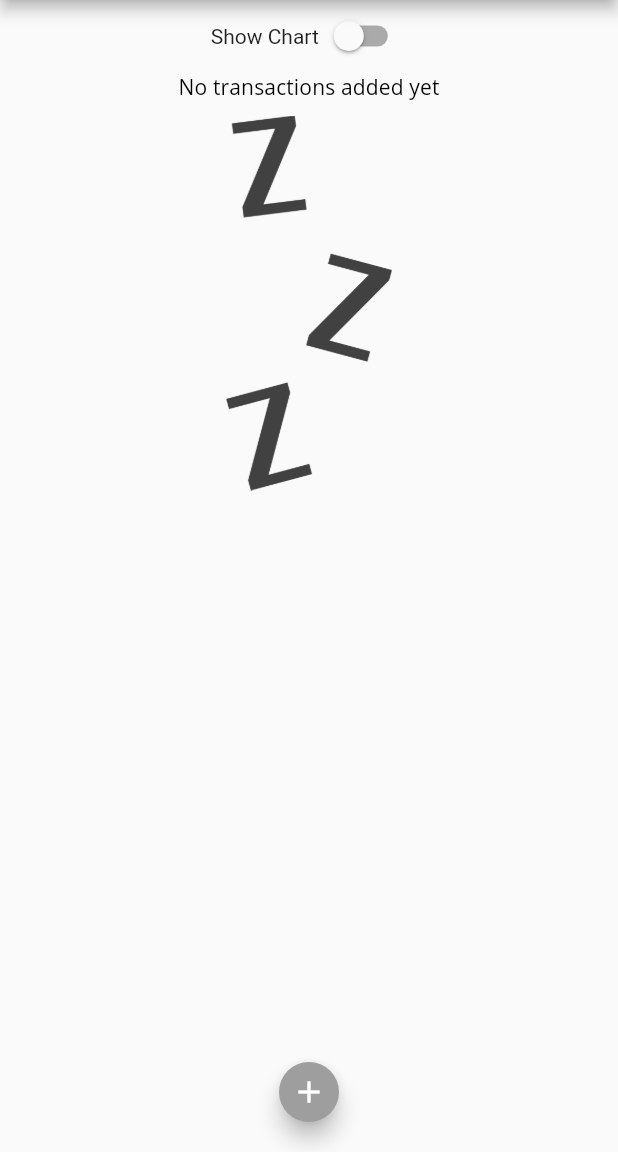
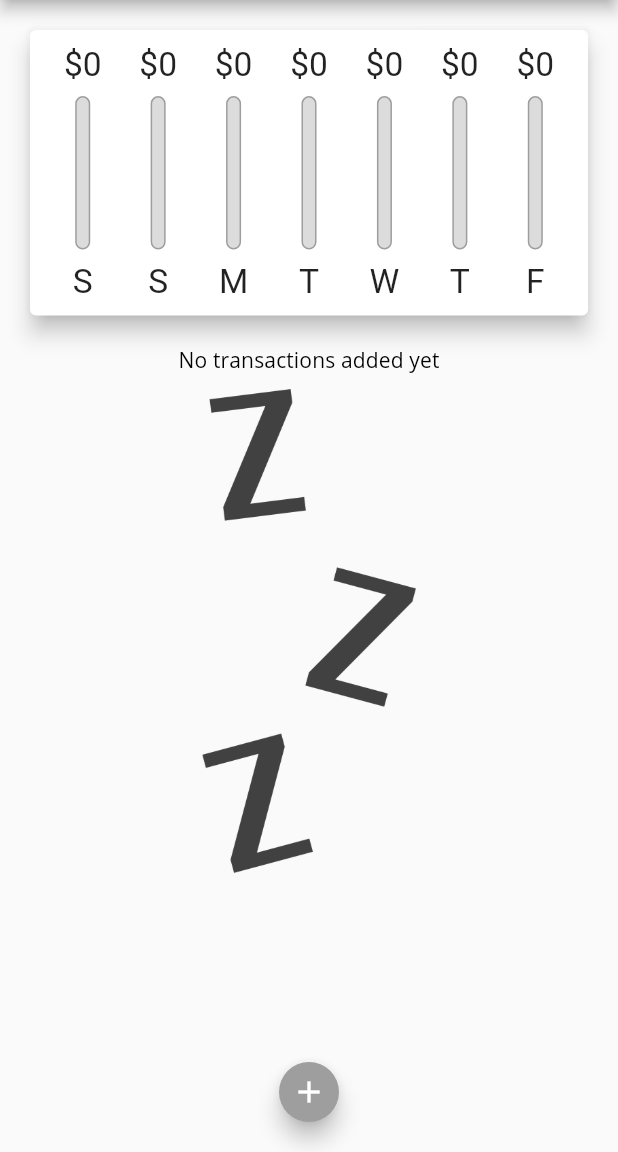
Before and after one commit to ShinaOdukoya/expenses_app, a Flutter app: the screen it shows after launch, on a phone screen of 412 x 824 dp, the part 84-1236 px from its top. Run offline on Flutter 3.47's test engine with Material 2 defaults, Android fonts, the phone set to English and light mode, and no system bars; missing offline and left inert: dart:ffi.

```diff
--- a/lib/main.dart
+++ b/lib/main.dart
@@ -160,6 +160,8 @@ class _MyHomePageState extends State<MyHomePage> {
 
   @override
   Widget build(BuildContext context) {
+    final isLandscape =
+        MediaQuery.of(context).orientation == Orientation.landscape;
     final appBar = AppBar(
       title: const Text(
         'Personal Expenes',
@@ -173,6 +175,15 @@ class _MyHomePageState extends State<MyHomePage> {
         )
       ],
     );
+
+    final txListWidget = SizedBox(
+      height: (MediaQuery.of(context).size.height -
+              MediaQuery.of(context).padding.top -
+              appBar.preferredSize.height) *
+          0.7,
+      child: TransactionList(_userTransactions, _deleteTransaction),
+    );
+
     return Scaffold(
       appBar: appBar,
       body: SingleChildScrollView(
@@ -180,6 +191,7 @@ class _MyHomePageState extends State<MyHomePage> {
           // mainAxisAlignment: MainAxisAlignment.spaceAround,
           //crossAxisAlignment: CrossAxisAlignment.center,
           children: [
+            if (isLandscape)
               Row(
                 mainAxisAlignment: MainAxisAlignment.center,
                 children: [
@@ -201,24 +213,27 @@ class _MyHomePageState extends State<MyHomePage> {
             //     child: Text('CHART!'),
             //   ),
             // ),
+            if (!isLandscape)
+              SizedBox(
+                height: (MediaQuery.of(context).size.height -
+                        MediaQuery.of(context).padding.top -
+                        appBar.preferredSize.height) *
+                    0.3, //0.3
+                child: Chart(_recenTransaction),
+              ),
+            if (!isLandscape) txListWidget,
+            if (isLandscape)
               _showChart
                   ? SizedBox(
                       height: (MediaQuery.of(context).size.height -
                               MediaQuery.of(context).padding.top -
                               appBar.preferredSize.height) *
-                        0.3,
+                          0.7, //0.3
                       child: Chart(_recenTransaction),
                     )
                   :
                   // UserTransactions(),
-                SizedBox(
-                    height: (MediaQuery.of(context).size.height -
-                            MediaQuery.of(context).padding.top -
-                            appBar.preferredSize.height) *
-                        0.7,
-                    child:
-                        TransactionList(_userTransactions, _deleteTransaction),
-                  ),
+                  txListWidget,
           ],
         ),
       ),
--- a/lib/widgets/transaction_list.dart
+++ b/lib/widgets/transaction_list.dart
@@ -16,7 +16,15 @@ class TransactionList extends StatelessWidget {
         // height: MediaQuery.of(context).size.height * 0.5,
         // child:
         transactions.isEmpty
-            ? Column(
+            ? LayoutBuilder(builder: (ctx, constraints) {
+                /**By using LayoutBuilder, it is
+               * possible to get the constraint
+               * of the container where
+               * transaction_list widget
+               * is used (which is main.dart
+               * in this case)
+               */
+                return Column(
                   //crossAxisAlignment: CrossAxisAlignment.center,
                   children: [
                     Text(
@@ -27,14 +35,15 @@ class TransactionList extends StatelessWidget {
                       height: 10,
                     ),
                     Container(
-                    height: 250,
+                      height: constraints.maxHeight * 0.6,
                       child: Image.asset(
                         'assets/images/waiting.png',
                         fit: BoxFit.cover,
                       ),
                     ),
                   ],
-              )
+                );
+              })
             : ListView.builder(
                 /**
        * child: ListView(
```
Lines whose indentation alone changed are shown as unchanged.
